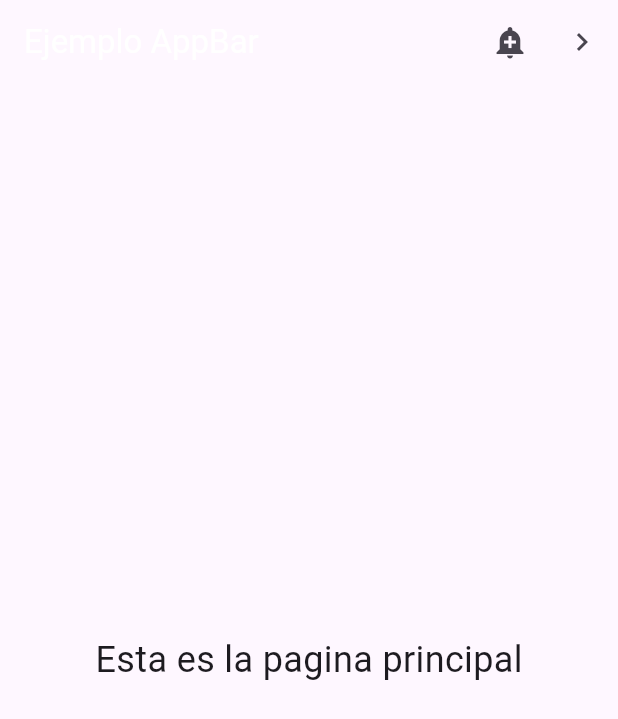
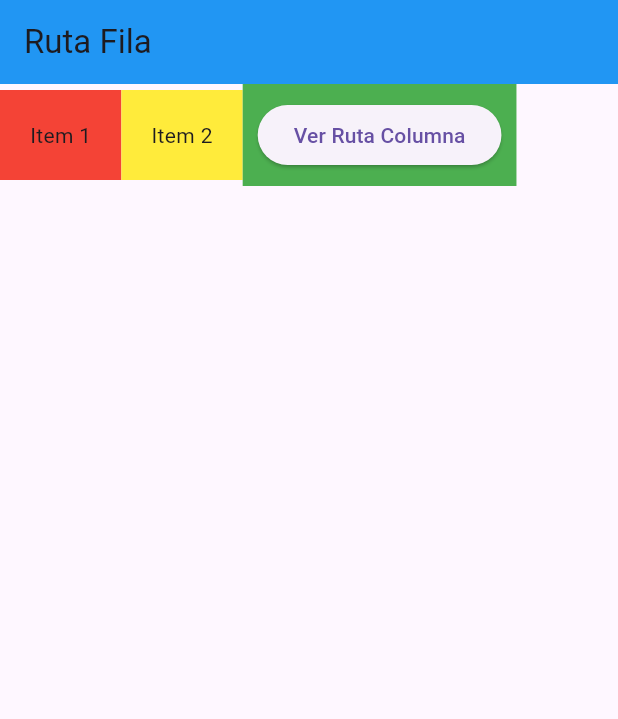
Before and after one commit to Eliseo128/NavaFlutterDAMoviles-Enero-25, a Flutter app: the screen it shows after launch, on a phone screen of 412 x 824 dp. Shown: the top 719 px of the screen. Run offline on Flutter 3.47's test engine with Material 3 defaults, Android fonts, the phone set to English and light mode, and no system bars.

Commit message:
Ejemlo Filas y columnas

```diff
--- a/lib/ejemplo_appbar.dart
+++ /dev/null
@@ -1,51 +0,0 @@
-import 'package:flutter/material.dart';
-
-class MiAppBar extends StatelessWidget {
-  const MiAppBar({super.key});
-
-  @override
-  Widget build(BuildContext context) {
-    return Scaffold(
-      appBar: AppBar(
-        title: const Text('Ejemplo AppBar',style: TextStyle(color: Colors.white),),
-        actions: <Widget>[
-          IconButton(
-            icon: const Icon(Icons.add_alert),
-            tooltip: 'Show Snackbar',
-            onPressed: () {
-              ScaffoldMessenger.of(context).showSnackBar(
-                  const SnackBar(content: Text('This is a snackbar')));
-            },
-          ),
-          IconButton(
-            icon: const Icon(Icons.navigate_next),
-            tooltip: 'Go to the next page',
-            onPressed: () {
-              Navigator.push(context, MaterialPageRoute<void>(
-                builder: (BuildContext context) {
-                  return Scaffold(
-                    appBar: AppBar(
-                      title: const Text('Siguiente Pagina'),
-                    ),
-                    body: const Center(
-                      child: Text(
-                        'Esta es la pagina siguiente',
-                        style: TextStyle(fontSize: 24),
-                      ),
-                    ),
-                  );
-                },
-              ));
-            },
-          ),
-        ],
-      ),
-      body: const Center(
-        child: Text(
-          'Esta es la pagina principal',
-          style: TextStyle(fontSize: 24),
-        ),
-      ),
-    );
-  }
-}
--- a/lib/main.dart
+++ b/lib/main.dart
@@ -1,17 +1,16 @@
 import 'package:flutter/material.dart';
-import 'package:myapp/ejemplo_appbar.dart';
+import 'package:myapp/rutafila.dart';
 
-/// Flutter code sample for [AppBar].
 
-void main() => runApp(const EjeAppBar());
+void main() => runApp(const MiAppFilasColumnas());
 
-class EjeAppBar extends StatelessWidget {
-  const EjeAppBar({super.key});
+class MiAppFilasColumnas extends StatelessWidget {
+  const MiAppFilasColumnas({super.key});
 
   @override
   Widget build(BuildContext context) {
     return const MaterialApp(
-      home: MiAppBar(),
+      home: RutaFila(),
     );
   }
 }
--- /dev/null
+++ b/lib/rutafila.dart
@@ -0,0 +1,44 @@
+import 'package:flutter/material.dart';
+import 'package:myapp/rutacolumna.dart';
+
+class RutaFila extends StatelessWidget {
+  const RutaFila({super.key});
+
+  @override
+  Widget build(BuildContext context) {
+    return Scaffold(
+      appBar: AppBar(
+        title: const Text('Ruta Fila'),
+        backgroundColor: Colors.blue,
+      ),
+      body: Row(
+        children: [
+          Container(
+            padding: const EdgeInsets.all(20),
+            color: Colors.red,
+            child: const Text("Item 1"),
+          ),
+          Container(
+            padding: const EdgeInsets.all(20),
+            color: Colors.yellow,
+            child: const Text("Item 2"),
+          ),
+          Container(
+            padding: const EdgeInsets.all(10),
+            color: Colors.green,
+                            child: ElevatedButton(
+                  child: const Text('Ver Ruta Columna'),
+                  onPressed: () {
+                    Navigator.push(
+                      context,
+                      MaterialPageRoute(
+                          builder: (context) => const RutaColumna()),
+                    );
+                  },
+                ),
+          ),
+        ],
+      ),
+    );
+  }
+}
```
Also changed, not shown: lib/rutacolumna.dart (added, +44 -0 lines), 3 other files.
